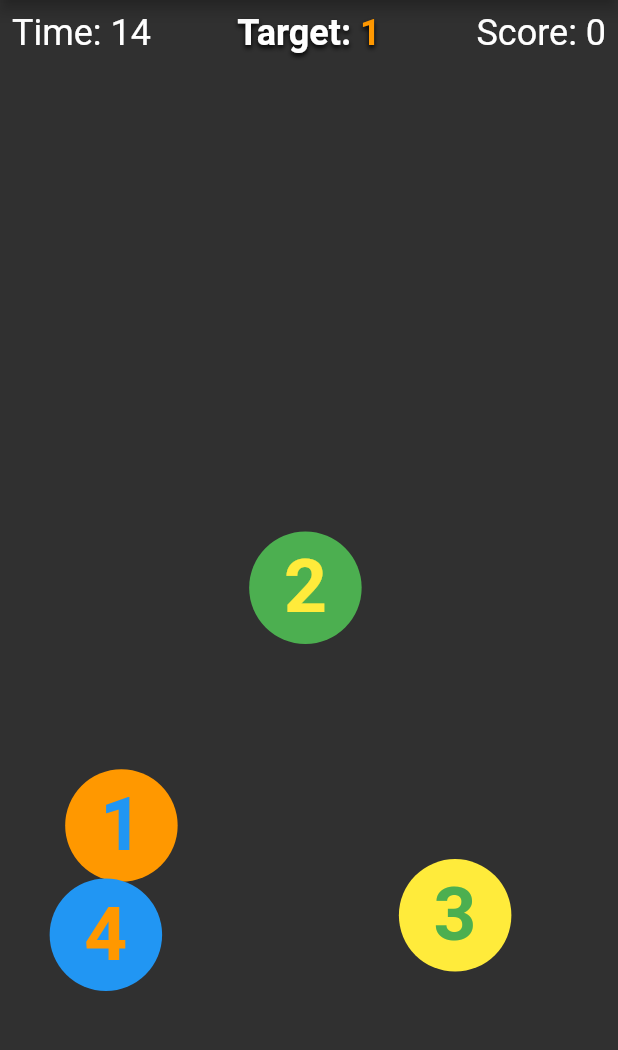
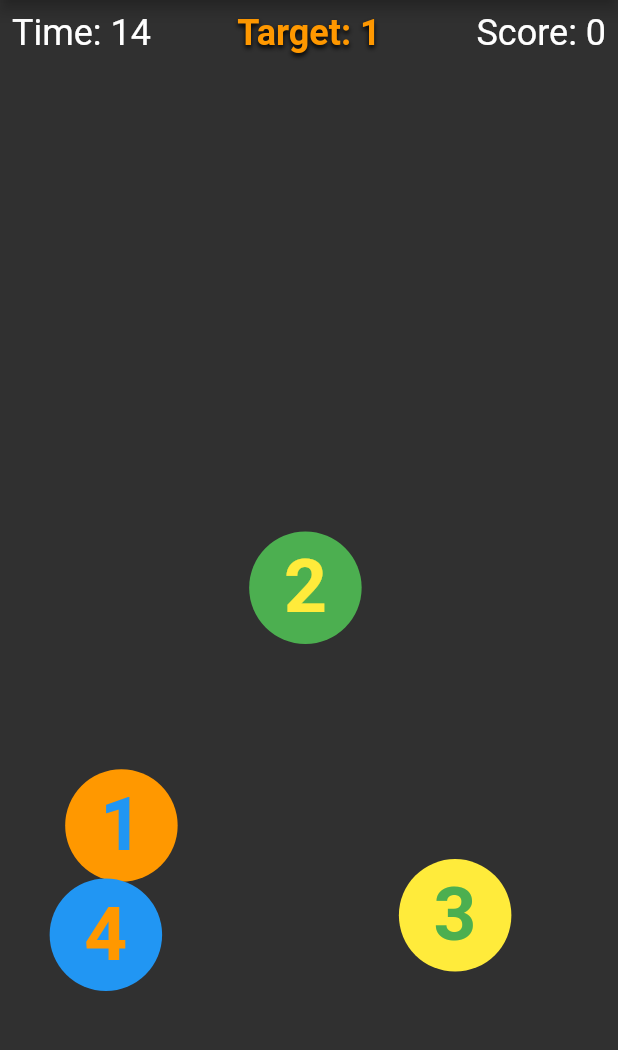
Before and after one commit to montyr75/tap_reflex, a Flutter app: the screen it shows after launch, after a tap on "Start", on a phone screen of 412 x 824 dp, the part 84-1134 px from its top. Run offline on Flutter 3.47's test engine with Material 2 defaults, Android fonts, the phone set to English and light mode, and no system bars; our stand-ins replace bloc, flutter_bloc.

```diff
--- a/lib/bloc/game/game_bloc.dart
+++ b/lib/bloc/game/game_bloc.dart
@@ -2,8 +2,8 @@ import 'dart:async';
 import 'dart:math' show Random;
 
 import 'package:bloc/bloc.dart';
-import 'package:flutter/material.dart' show Alignment;
 
+import '../../models/enums.dart' show TargetColor;
 import '../../models/target.dart';
 import 'game_state.dart';
 
@@ -66,7 +66,7 @@ class GameBloc extends Cubit<GameState> {
         number: i + 1,
         color: TargetColor.values[i],
         textColor: textColors[i],
-        alignment: Alignment(
+        position: Position(
           rng.nextDouble() * 2 - 1,
           rng.nextDouble() * 2 - 1,
         ),
--- /dev/null
+++ b/lib/models/enums.dart
@@ -0,0 +1,19 @@
+import 'package:flutter/material.dart' show Color, Colors;
+
+enum TargetColor {
+  orange,
+  green,
+  yellow,
+  blue,
+}
+
+extension TargetColorX on TargetColor {
+  Color toColor() {
+    switch (this) {
+      case TargetColor.orange: return Colors.orange;
+      case TargetColor.green: return Colors.green;
+      case TargetColor.yellow: return Colors.yellow;
+      case TargetColor.blue: return Colors.blue;
+    }
+  }
+}
--- a/lib/models/target.dart
+++ b/lib/models/target.dart
@@ -1,29 +1,29 @@
-import 'package:flutter/material.dart' show Color, Colors, Alignment;
+import 'enums.dart' show TargetColor;
 
 class Target {
   final int number;
   final TargetColor color;
   final TargetColor textColor;
-  final Alignment alignment;
+  final Position position;
 
   const Target({
     required this.number,
     required this.color,
     required this.textColor,
-    this.alignment = const Alignment(0, 0),
+    this.position = const Position(0, 0),
   });
 
   Target copyWith({
     int? number,
     TargetColor? color,
     TargetColor? textColor,
-    Alignment? alignment,
+    Position? position,
   }) {
     return Target(
       number: number ?? this.number,
       color: color ?? this.color,
       textColor: textColor ?? this.textColor,
-      alignment: alignment ?? this.alignment,
+      position: position ?? this.position,
     );
   }
 }
@@ -44,22 +44,11 @@ class CorrectTarget {
       : target.color;
 }
 
-enum TargetColor {
-  orange,
-  green,
-  yellow,
-  blue,
-}
+class Position {
+  final double x;
+  final double y;
 
-extension TargetColorX on TargetColor {
-  Color toColor() {
-    switch (this) {
-      case TargetColor.orange: return Colors.orange;
-      case TargetColor.green: return Colors.green;
-      case TargetColor.yellow: return Colors.yellow;
-      case TargetColor.blue: return Colors.blue;
-    }
-  }
+  const Position(this.x, this.y);
 }
 
 enum CorrectTargetType {
--- a/lib/pages/home.dart
+++ b/lib/pages/home.dart
@@ -2,7 +2,7 @@ import 'package:flutter/material.dart';
 import 'package:flutter_bloc/flutter_bloc.dart';
 
 import '../bloc/game/game.dart';
-import '../models/target.dart';
+import '../models/enums.dart' show TargetColorX;
 import '../widgets/prompt.dart';
 import '../widgets/target_display.dart';
 
@@ -80,7 +80,10 @@ class _HomePageState extends State<HomePage> {
                         children: [
                           for (final target in state.targets) AnimatedAlign(
                             duration: const Duration(milliseconds: 250),
-                            alignment: target.alignment,
+                            alignment: Alignment(
+                              target.position.x,
+                              target.position.y,
+                            ),
                             child: GestureDetector(
                               onTapDown: (_) => state.isRunning
                                   ? context.read<GameBloc>().targetTapped(target)
@@ -89,10 +92,10 @@ class _HomePageState extends State<HomePage> {
                             ),
                           ),
                           if (!state.isRunning) Align(
-                            alignment: Alignment.center,
-                            child: OutlinedButton(
+                            alignment: const Alignment(0, -0.2),
+                            child: ElevatedButton(
                               onPressed: context.read<GameBloc>().startGame,
-                              child: const Text("Start", style: TextStyle(fontSize: 24)),
+                              child: const Text("Start", style: TextStyle(fontSize: 32)),
                             ),
                           ),
                         ],
--- a/lib/widgets/prompt.dart
+++ b/lib/widgets/prompt.dart
@@ -20,16 +20,10 @@ class Prompt extends StatelessWidget {
 
   @override
   Widget build(BuildContext context) {
-    return Row(
-      mainAxisSize: MainAxisSize.min,
-      children: [
-        const Text("Target: ", style: baseStyle),
-        AnimatedDefaultTextStyle(
-          duration: const Duration(milliseconds: 250),
-          style: baseStyle.copyWith(color: color),
-          child: Text(text),
-        ),
-      ],
+    return AnimatedDefaultTextStyle(
+      duration: const Duration(milliseconds: 250),
+      style: baseStyle.copyWith(color: color),
+      child: Text("Target: $text"),
     );
   }
 }
--- a/lib/widgets/target_display.dart
+++ b/lib/widgets/target_display.dart
@@ -1,5 +1,6 @@
 import 'package:flutter/material.dart';
 
+import '../models/enums.dart' show TargetColorX;
 import '../models/target.dart';
 
 class TargetDisplay extends StatelessWidget {
```
